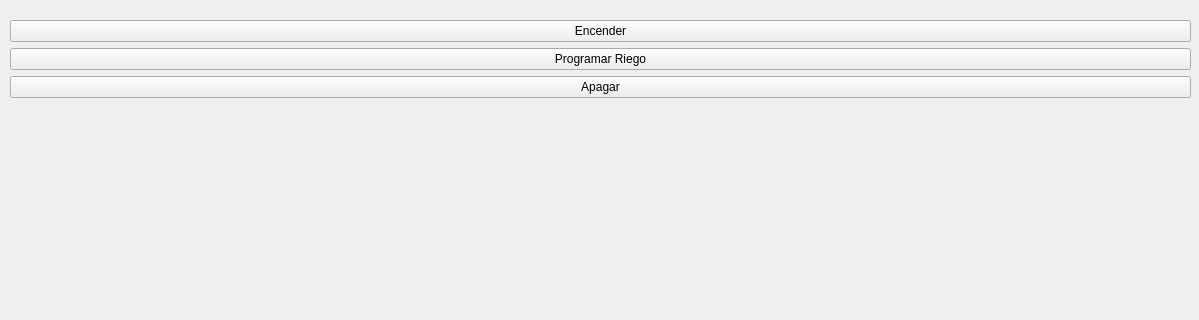
Before: the Qt Designer form opengarden/mainwindow.ui in williamtoll/open-garden-py, drawn with Qt 5; both pictures show x 0 to 1199 and y 0 to 320 of the 1199 by 778 pixel window.
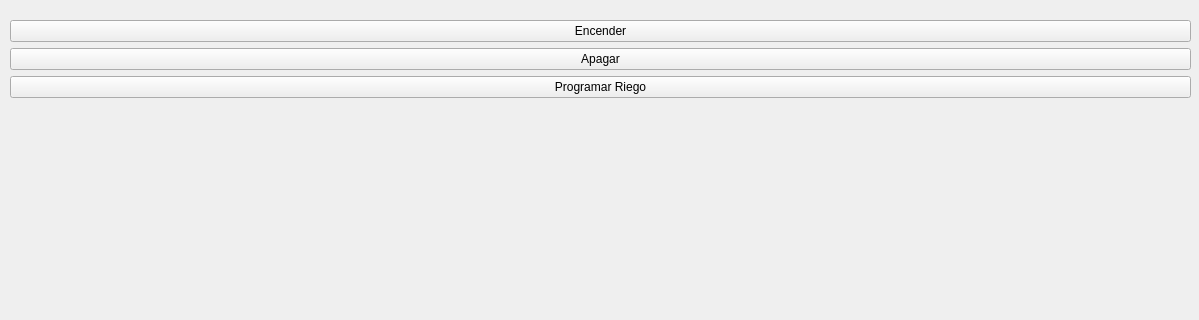
After: the same form once the commit is applied.

Diff of the .ui file:
```diff
--- a/opengarden/mainwindow.ui
+++ b/opengarden/mainwindow.ui
@@ -41,14 +41,7 @@
        </property>
       </widget>
      </item>
-     <item row="2" column="1">
-      <widget class="QPushButton" name="pushButton_3">
-       <property name="text">
-        <string>Programar Riego</string>
-       </property>
-      </widget>
-     </item>
-     <item row="4" column="1">
+     <item row="3" column="1">
       <widget class="QPushButton" name="pushButton_2">
        <property name="text">
         <string>Apagar</string>
@@ -62,6 +55,13 @@
        </property>
       </widget>
      </item>
+     <item row="4" column="1">
+      <widget class="QPushButton" name="pushButton_3">
+       <property name="text">
+        <string>Programar Riego</string>
+       </property>
+      </widget>
+     </item>
     </layout>
    </widget>
   </widget>
```
Left out of the diff: 2 changed lines with no effect on the pictures.
